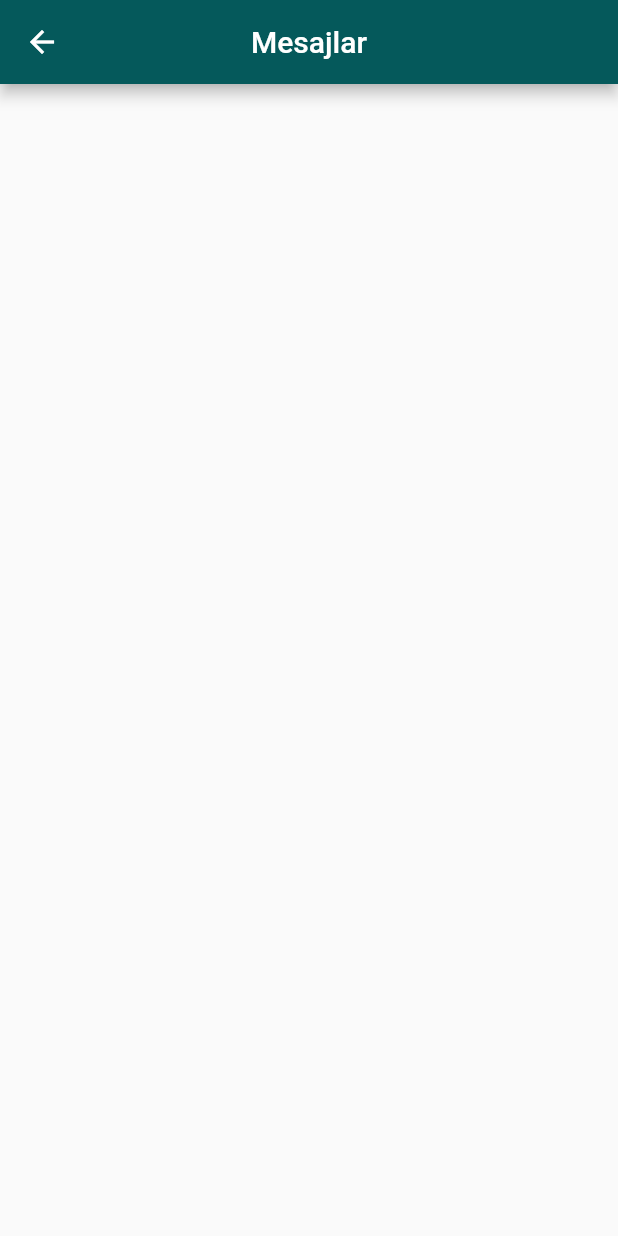
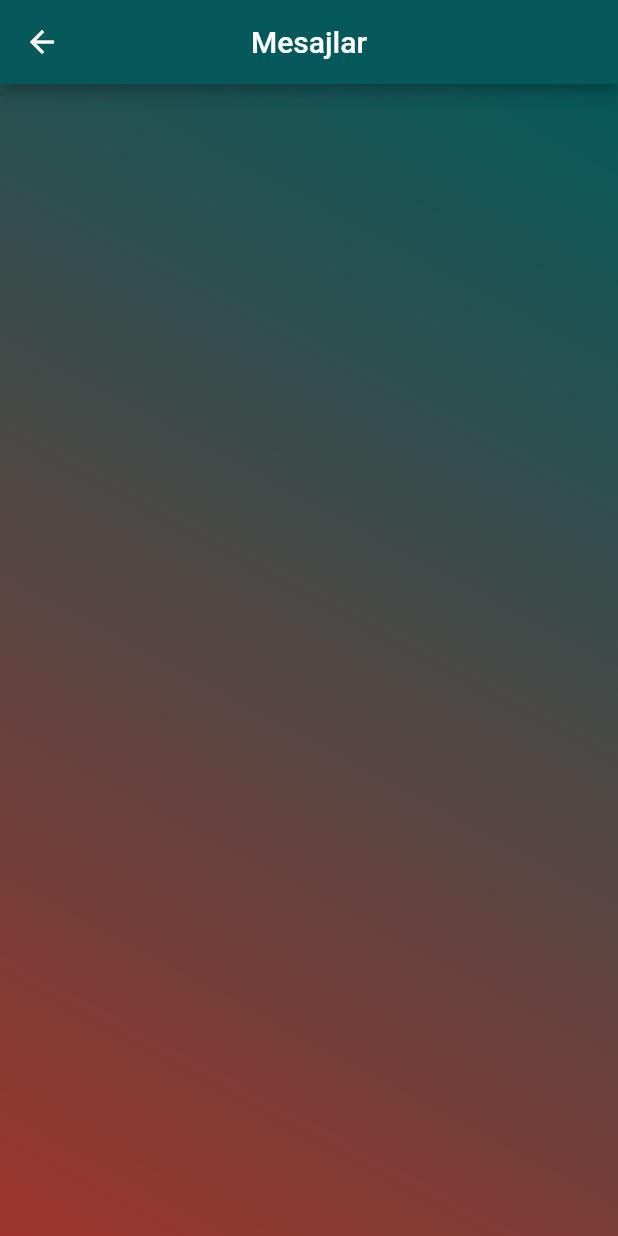
Before and after one commit to Ceyhunnnn/KitapcimProject, a Flutter app: the Message screen opened directly, on a phone screen of 412 x 824 dp. Run offline on Flutter 3.47's test engine with Material 2 defaults, Android fonts, the phone set to English and light mode, and no system bars; our stand-ins replace audioplayers, carousel_slider, cloud_firestore, firebase_auth, firebase_core, font_awesome_flutter and 2 more; missing offline and left inert: bottom_bar; accounts and stored records are empty.

Commit message:
message page made

```diff
--- /dev/null
+++ b/lib/view/message/message_service.dart
@@ -0,0 +1,9 @@
+import 'package:cloud_firestore/cloud_firestore.dart';
+
+class MessageService {
+  FirebaseFirestore _firestore = FirebaseFirestore.instance;
+  Stream<QuerySnapshot> getUsers() {
+    var ref = _firestore.collection("Users").snapshots();
+    return ref;
+  }
+}
--- a/lib/view/message/message_string_values.dart
+++ b/lib/view/message/message_string_values.dart
@@ -4,4 +4,6 @@ class _MessasgeStringValues {
   static _MessasgeStringValues instance = _MessasgeStringValues._init();
   _MessasgeStringValues._init();
   final appBarTitle = "Mesajlar";
+  final defaultPhoto =
+      "https://images.pexels.com/photos/1926988/pexels-photo-1926988.jpeg?auto=compress&cs=tinysrgb&w=1260&h=750&dpr=2";
 }
--- a/lib/view/message/message_view.dart
+++ b/lib/view/message/message_view.dart
@@ -1,6 +1,10 @@
+import 'package:cloud_firestore/cloud_firestore.dart';
+import 'package:firebase_auth/firebase_auth.dart';
 import 'package:flutter/material.dart';
+import 'package:kitapcim/core/components/bookCard.dart';
 
 import 'package:kitapcim/core/extensions/context_extentions.dart';
+import 'package:kitapcim/view/message/message_service.dart';
 part 'message_string_values.dart';
 
 class Message extends StatefulWidget {
@@ -11,15 +15,97 @@ class Message extends StatefulWidget {
 }
 
 class _MessageState extends State<Message> {
+  MessageService _messageService = MessageService();
+  late final currentUser;
+  @override
+  void initState() {
+    super.initState();
+    currentUser = FirebaseAuth.instance.currentUser!.uid;
+  }
+
   @override
   Widget build(BuildContext context) {
     return Scaffold(
-      appBar: AppBar(
-        backgroundColor: context.appColor,
-        centerTitle: true,
-        title: Text(_MessasgeStringValues.instance.appBarTitle),
-      ),
-      body: Column(),
-    );
+        appBar: AppBar(
+          backgroundColor: context.appColor,
+          centerTitle: true,
+          title: Text(_MessasgeStringValues.instance.appBarTitle),
+        ),
+        body: Container(
+            decoration: BoxDecoration(
+              gradient: LinearGradient(
+                begin: Alignment.topRight,
+                end: Alignment.bottomLeft,
+                colors: [
+                  context.appColor,
+                  Color.fromARGB(255, 156, 53, 45),
+                ],
+              ),
+            ),
+            child: buildUsersList(messageService: _messageService)));
   }
 }
+
+class buildUsersList extends StatelessWidget {
+  buildUsersList({
+    Key? key,
+    required MessageService messageService,
+  })  : _messageService = messageService,
+        super(key: key);
+
+  final MessageService _messageService;
+
+  @override
+  Widget build(BuildContext context) {
+    return StreamBuilder<QuerySnapshot>(
+        stream: _messageService.getUsers(),
+        builder: ((context, snapshot) {
+          return !snapshot.hasData
+              ? Center(child: CircularProgressIndicator())
+              : ListView.builder(
+                  itemCount: snapshot.data!.docs.length,
+                  itemBuilder: (context, index) {
+                    DocumentSnapshot users = snapshot.data!.docs[index];
+                    String userName = '${users['userName']}';
+                    String userMail = '${users['E-Mail']}';
+                    String userUid = '${users['uid']}';
+                    if (current_id != userUid) {
+                      return InkWell(
+                        onTap: () => {print(userName)},
+                        child: Card(
+                          color: Colors.transparent,
+                          shape: RoundedRectangleBorder(
+                              borderRadius: BorderRadius.circular(15)),
+                          shadowColor: Colors.grey,
+                          child: Padding(
+                            padding: const EdgeInsets.all(8.0),
+                            child: ListTile(
+                                trailing: Icon(
+                                  Icons.arrow_right_alt,
+                                  color: Colors.white,
+                                ),
+                                leading: CircleAvatar(
+                                    backgroundColor: Colors.transparent,
+                                    backgroundImage: NetworkImage(
+                                        _MessasgeStringValues
+                                            .instance.defaultPhoto
+                                            .toString())),
+                                title: Text(
+                                  userName,
+                                  style: context.customTextStyle(
+                                      Colors.white, 18.0),
+                                ),
+                                subtitle: Text(userMail,
+                                    style: context.customTextStyle(
+                                        Colors.white, 14.0))),
+                          ),
+                        ),
+                      );
+                    } else {
+                      return Container();
+                    }
+                    ;
+                  });
+        }));
+  }
+}
--- a/pubspec.yaml
+++ b/pubspec.yaml
@@ -49,6 +49,7 @@ dependencies:
   firebase_auth: ^4.1.3
   cloud_firestore: ^4.1.0
   firebase_storage: ^11.0.6
+  shared_preferences: ^2.0.15
   #image_picker: ^0.8.5+3
 
 
```
Also changed, not shown: pubspec.lock, 2 other files.
